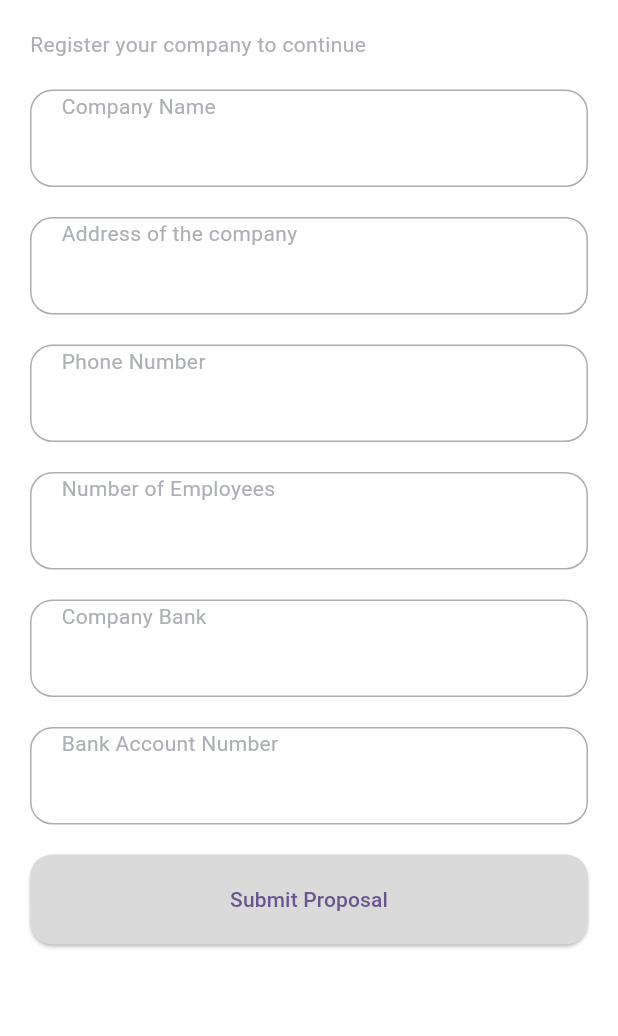
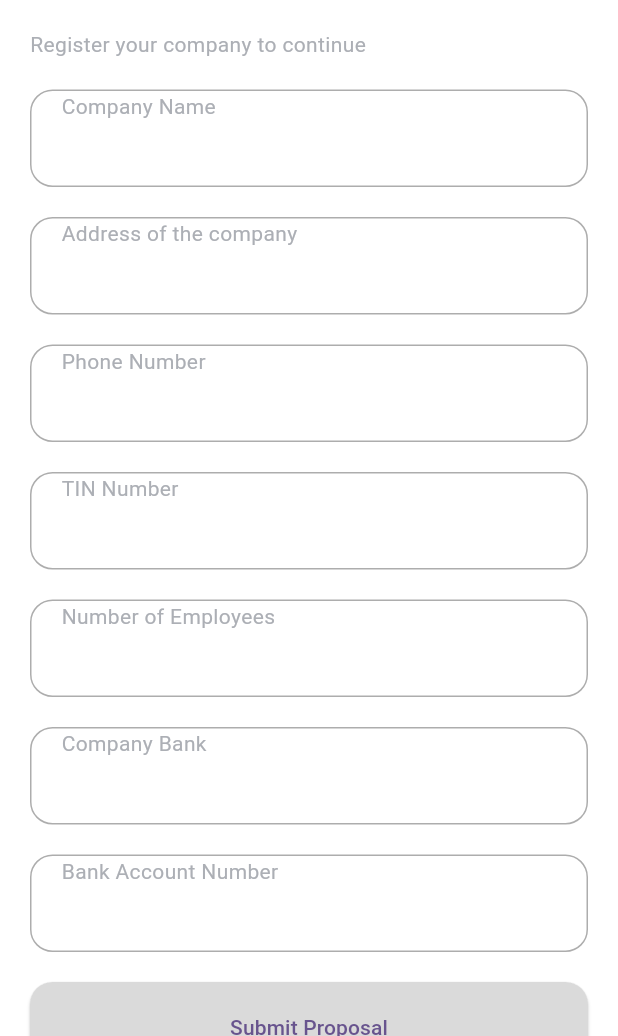
Before and after one commit to hirpha/demoz, a Flutter app: the RegisterPage screen opened by its route, on a phone screen of 412 x 824 dp, the part 200-1236 px from its top. Run offline on Flutter 3.47's test engine with Material 3 defaults, Android fonts, the phone set to English and light mode, and no system bars; our stand-ins replace bloc, equatable.

```diff
--- a/lib/features/auth/presentation/pages/register.dart
+++ b/lib/features/auth/presentation/pages/register.dart
@@ -10,6 +10,16 @@ class RegisterPage extends StatefulWidget {
 }
 
 class _RegisterPageState extends State<RegisterPage> {
+  final TextEditingController companyNameController = TextEditingController();
+  final TextEditingController addressController = TextEditingController();
+  final TextEditingController phoneNumberController = TextEditingController();
+  final TextEditingController tinNumberController = TextEditingController();
+  final TextEditingController numberOfEmployeesController =
+      TextEditingController();
+  final TextEditingController companyBankController = TextEditingController();
+  final TextEditingController bankAccountNumberController =
+      TextEditingController();
+
   @override
   Widget build(BuildContext context) {
     return Scaffold(
@@ -68,32 +78,37 @@ class _RegisterPageState extends State<RegisterPage> {
               ),
               const SizedBox(height: 20),
               TextFieldWidget(
-                controller: TextEditingController(),
+                controller: companyNameController,
                 hintText: 'Company Name',
               ),
               const SizedBox(height: 20),
               TextFieldWidget(
-                controller: TextEditingController(),
+                controller: addressController,
                 hintText: 'Address of the company',
               ),
               const SizedBox(height: 20),
               TextFieldWidget(
-                controller: TextEditingController(),
+                controller: phoneNumberController,
                 hintText: 'Phone Number',
               ),
               const SizedBox(height: 20),
               TextFieldWidget(
-                controller: TextEditingController(),
+                controller: tinNumberController,
+                hintText: 'TIN Number',
+              ),
+              const SizedBox(height: 20),
+              TextFieldWidget(
+                controller: numberOfEmployeesController,
                 hintText: 'Number of Employees',
               ),
               const SizedBox(height: 20),
               TextFieldWidget(
-                controller: TextEditingController(),
+                controller: companyBankController,
                 hintText: 'Company Bank',
               ),
               const SizedBox(height: 20),
               TextFieldWidget(
-                controller: TextEditingController(),
+                controller: bankAccountNumberController,
                 hintText: 'Bank Account Number',
               ),
               const SizedBox(height: 20),
--- a/lib/features/home/presentation/widgets/category.dart
+++ b/lib/features/home/presentation/widgets/category.dart
@@ -23,9 +23,8 @@ class Category extends StatelessWidget {
             child: ElevatedButton(
                 onPressed: onPressed,
                 style: ElevatedButton.styleFrom(
-                  backgroundColor: activeButton
-                      ? const Color.fromARGB(255, 18, 76, 212)
-                      : Colors.white,
+                  backgroundColor:
+                      activeButton ? const Color(0xFF3085FE) : Colors.white,
                   shape: RoundedRectangleBorder(
                       borderRadius: BorderRadius.circular(10)),
                 ),
@@ -40,9 +39,8 @@ class Category extends StatelessWidget {
             child: ElevatedButton(
                 onPressed: onPressed,
                 style: ElevatedButton.styleFrom(
-                  backgroundColor: !activeButton
-                      ? const Color.fromARGB(255, 18, 76, 212)
-                      : Colors.grey,
+                  backgroundColor:
+                      !activeButton ? const Color(0xFF3085FE) : null,
                   shape: RoundedRectangleBorder(
                       borderRadius: BorderRadius.circular(10)),
                 ),
```
